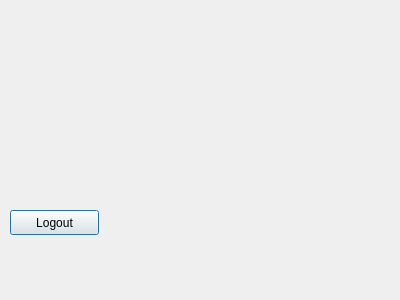
Qt form welcomewindow.ui (bobelmasry/CinemaProject) before a commit.
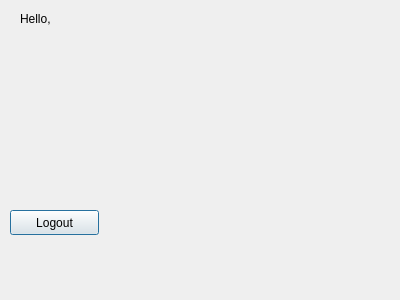
The same form after that commit.

Commit message: added show, hide and error labels in login

Diff of the .ui file:
```diff
--- a/welcomewindow.ui
+++ b/welcomewindow.ui
@@ -18,12 +18,12 @@
     <rect>
      <x>20</x>
      <y>10</y>
-     <width>67</width>
+     <width>181</width>
      <height>17</height>
     </rect>
    </property>
    <property name="text">
-    <string/>
+    <string>Hello, </string>
    </property>
   </widget>
   <widget class="QLabel" name="imageLabel">
```
The commit also changes 3 other files.
